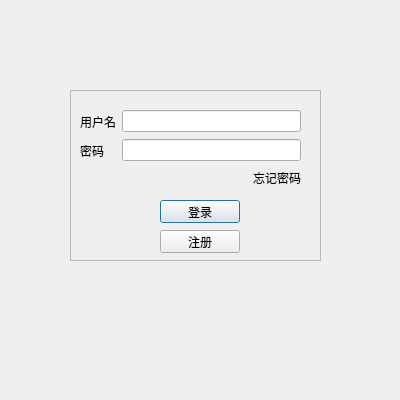
First picture: the form in Client/logindialog.ui, repository witcherGayrate/ChattingRoom, before the edit.
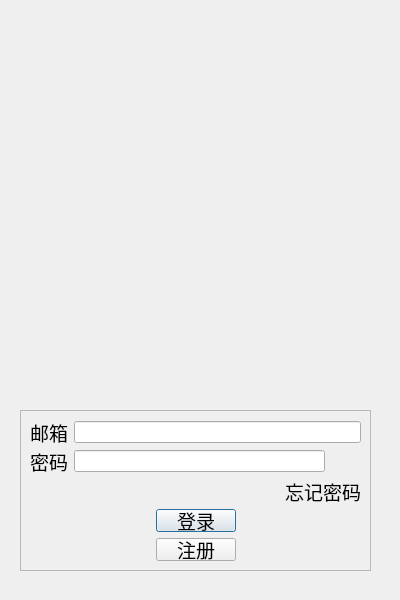
Second picture: the form after the edit. Custom widgets are drawn as their Qt base class.

Patch:
```diff
--- a/Client/logindialog.ui
+++ b/Client/logindialog.ui
@@ -7,19 +7,19 @@
     <x>0</x>
     <y>0</y>
     <width>400</width>
-    <height>400</height>
+    <height>600</height>
    </rect>
   </property>
   <property name="minimumSize">
    <size>
     <width>400</width>
-    <height>400</height>
+    <height>600</height>
    </size>
   </property>
   <property name="maximumSize">
    <size>
     <width>400</width>
-    <height>400</height>
+    <height>600</height>
    </size>
   </property>
   <property name="mouseTracking">
@@ -34,10 +34,10 @@
   <widget class="QFrame" name="frame">
    <property name="geometry">
     <rect>
-     <x>70</x>
-     <y>90</y>
-     <width>251</width>
-     <height>171</height>
+     <x>20</x>
+     <y>410</y>
+     <width>351</width>
+     <height>161</height>
     </rect>
    </property>
    <property name="styleSheet">
@@ -49,44 +49,28 @@
    <property name="frameShadow">
     <enum>QFrame::Raised</enum>
    </property>
-   <widget class="QPushButton" name="btn_login">
-    <property name="geometry">
-     <rect>
-      <x>90</x>
-      <y>110</y>
-      <width>80</width>
-      <height>23</height>
-     </rect>
-    </property>
-    <property name="styleSheet">
-     <string notr="true"/>
-    </property>
+   <layout class="QGridLayout" name="gridLayout">
+    <item row="0" column="0" colspan="3">
+     <layout class="QHBoxLayout" name="horizontalLayout">
+      <item>
+       <widget class="QLabel" name="lab_user">
+        <property name="font">
+         <font>
+          <family>方正水黑简体</family>
+          <pointsize>14</pointsize>
+         </font>
+        </property>
     <property name="text">
-     <string>登录</string>
-    </property>
-   </widget>
-   <widget class="QPushButton" name="btn_logup">
-    <property name="geometry">
-     <rect>
-      <x>90</x>
-      <y>140</y>
-      <width>80</width>
-      <height>23</height>
-     </rect>
-    </property>
-    <property name="text">
-     <string>注册</string>
-    </property>
-   </widget>
-   <widget class="QWidget" name="layoutWidget">
-    <property name="geometry">
-     <rect>
-      <x>10</x>
-      <y>48</y>
-      <width>221</width>
-      <height>25</height>
-     </rect>
-    </property>
+         <string>邮箱</string>
+        </property>
+       </widget>
+      </item>
+      <item>
+       <widget class="QLineEdit" name="lineEdit_user"/>
+      </item>
+     </layout>
+    </item>
+    <item row="1" column="0" colspan="3">
     <layout class="QHBoxLayout" name="horizontalLayout_2">
      <item>
       <widget class="QLabel" name="lab_password">
@@ -96,6 +80,12 @@
          <height>0</height>
         </size>
        </property>
+        <property name="font">
+         <font>
+          <family>方正水黑简体</family>
+          <pointsize>14</pointsize>
+         </font>
+        </property>
        <property name="text">
         <string>密码</string>
        </property>
@@ -108,39 +98,28 @@
        </property>
       </widget>
      </item>
-    </layout>
-   </widget>
-   <widget class="QWidget" name="layoutWidget">
-    <property name="geometry">
-     <rect>
-      <x>10</x>
-      <y>19</y>
-      <width>221</width>
-      <height>25</height>
-     </rect>
-    </property>
-    <layout class="QHBoxLayout" name="horizontalLayout">
      <item>
-      <widget class="QLabel" name="lab_user">
+       <widget class="ClickedLabel" name="pwd_visible">
+        <property name="minimumSize">
+         <size>
+          <width>30</width>
+          <height>0</height>
+         </size>
+        </property>
+        <property name="maximumSize">
+         <size>
+          <width>30</width>
+          <height>16777215</height>
+         </size>
+        </property>
        <property name="text">
-        <string>用户名</string>
+         <string/>
        </property>
       </widget>
      </item>
-     <item>
-      <widget class="QLineEdit" name="lineEdit_user"/>
-     </item>
-    </layout>
-   </widget>
-   <widget class="QWidget" name="layoutWidget">
-    <property name="geometry">
-     <rect>
-      <x>10</x>
-      <y>77</y>
-      <width>221</width>
-      <height>22</height>
-     </rect>
-    </property>
+     </layout>
+    </item>
+    <item row="2" column="0" colspan="3">
     <layout class="QHBoxLayout" name="horizontalLayout_3">
      <item>
       <spacer name="horizontalSpacer">
@@ -157,6 +136,12 @@
      </item>
      <item>
       <widget class="ClickedLabel" name="lab_forget">
+        <property name="font">
+         <font>
+          <family>方正水黑简体</family>
+          <pointsize>14</pointsize>
+         </font>
+        </property>
        <property name="styleSheet">
         <string notr="true"/>
        </property>
@@ -166,7 +151,127 @@
       </widget>
      </item>
     </layout>
-   </widget>
+    </item>
+    <item row="3" column="0">
+     <spacer name="horizontalSpacer_2">
+      <property name="orientation">
+       <enum>Qt::Horizontal</enum>
+      </property>
+      <property name="sizeHint" stdset="0">
+       <size>
+        <width>63</width>
+        <height>20</height>
+       </size>
+      </property>
+     </spacer>
+    </item>
+    <item row="3" column="1">
+     <widget class="QPushButton" name="btn_login">
+      <property name="font">
+       <font>
+        <family>方正水黑简体</family>
+        <pointsize>14</pointsize>
+       </font>
+      </property>
+      <property name="styleSheet">
+       <string notr="true"/>
+      </property>
+      <property name="text">
+       <string>登录</string>
+      </property>
+     </widget>
+    </item>
+    <item row="3" column="2">
+     <spacer name="horizontalSpacer_4">
+      <property name="orientation">
+       <enum>Qt::Horizontal</enum>
+      </property>
+      <property name="sizeHint" stdset="0">
+       <size>
+        <width>63</width>
+        <height>20</height>
+       </size>
+      </property>
+     </spacer>
+    </item>
+    <item row="4" column="0">
+     <spacer name="horizontalSpacer_3">
+      <property name="orientation">
+       <enum>Qt::Horizontal</enum>
+      </property>
+      <property name="sizeHint" stdset="0">
+       <size>
+        <width>63</width>
+        <height>20</height>
+       </size>
+      </property>
+     </spacer>
+    </item>
+    <item row="4" column="1">
+     <widget class="QPushButton" name="btn_logup">
+      <property name="font">
+       <font>
+        <family>方正水黑简体</family>
+        <pointsize>14</pointsize>
+       </font>
+      </property>
+      <property name="text">
+       <string>注册</string>
+      </property>
+     </widget>
+    </item>
+    <item row="4" column="2">
+     <spacer name="horizontalSpacer_5">
+      <property name="orientation">
+       <enum>Qt::Horizontal</enum>
+      </property>
+      <property name="sizeHint" stdset="0">
+       <size>
+        <width>63</width>
+        <height>20</height>
+       </size>
+      </property>
+     </spacer>
+    </item>
+   </layout>
+  </widget>
+  <widget class="QLabel" name="lab_tip">
+   <property name="geometry">
+    <rect>
+     <x>0</x>
+     <y>380</y>
+     <width>401</width>
+     <height>20</height>
+    </rect>
+   </property>
+   <property name="font">
+    <font>
+     <family>方正水黑简体</family>
+     <pointsize>15</pointsize>
+    </font>
+   </property>
+   <property name="text">
+    <string/>
+   </property>
+   <property name="alignment">
+    <set>Qt::AlignCenter</set>
+   </property>
+  </widget>
+  <widget class="QLabel" name="lab_photo">
+   <property name="geometry">
+    <rect>
+     <x>0</x>
+     <y>0</y>
+     <width>401</width>
+     <height>341</height>
+    </rect>
+   </property>
+   <property name="text">
+    <string/>
+   </property>
+   <property name="alignment">
+    <set>Qt::AlignCenter</set>
+   </property>
   </widget>
  </widget>
  <customwidgets>
```
Lines whose indentation alone changed are shown as unchanged.
